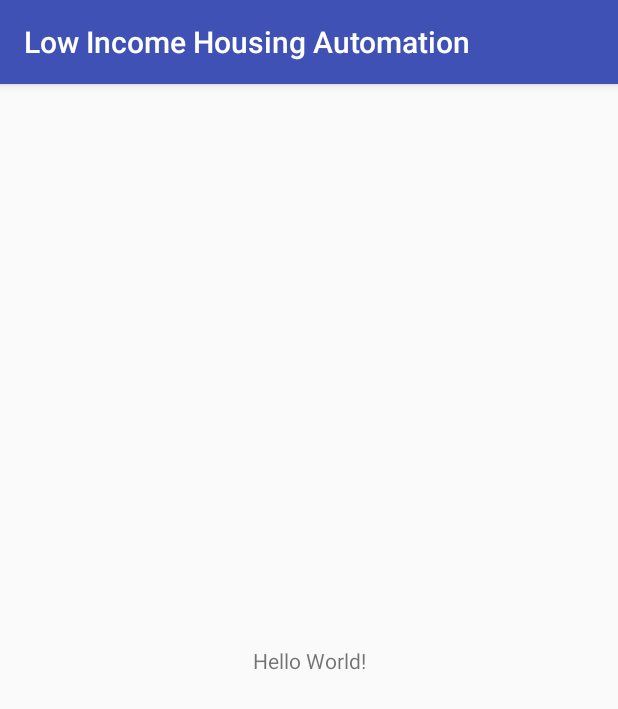
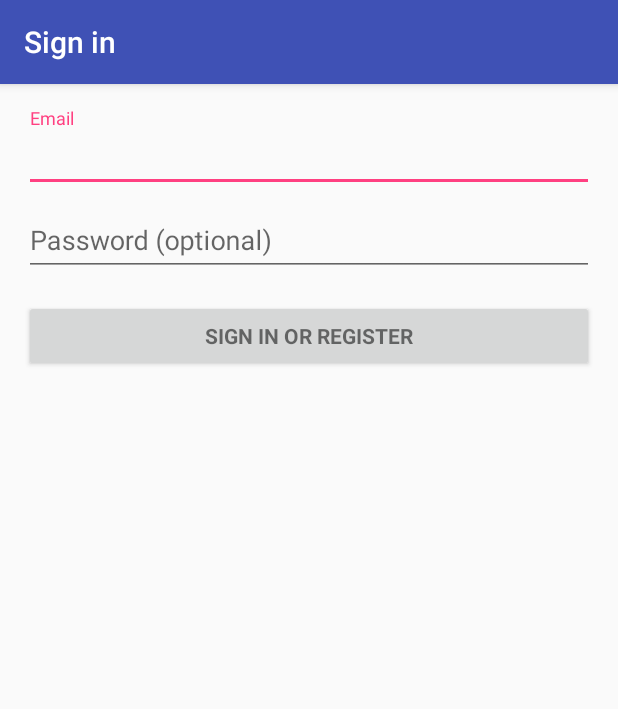
Before and after one commit to TP0948/Senior-Design-Automation, an Android app: the screen it shows after launch (MainActivity before the commit, LoginActivity after it), on a phone screen of 412 x 824 dp. Shown: the top 709 px of the screen. Run offline under Robolectric (Android 15) with nearby library versions, the light colour scheme and no system bars; 2 statements that could not run were skipped.

Commit message:
Added Login Page

```diff
--- a/Mobile Android App/app/build.gradle
+++ b/Mobile Android App/app/build.gradle
@@ -22,6 +22,7 @@
     implementation fileTree(dir: 'libs', include: ['*.jar'])
     implementation 'com.android.support:appcompat-v7:26.1.0'
     implementation 'com.android.support.constraint:constraint-layout:1.0.2'
+    implementation 'com.android.support:design:26.1.0'
     testImplementation 'junit:junit:4.12'
     androidTestImplementation 'com.android.support.test:runner:1.0.1'
     androidTestImplementation 'com.android.support.test.espresso:espresso-core:3.0.1'
--- /dev/null
+++ b/Mobile Android App/app/src/main/java/jwallace/lowincomehousingautomation/LoginActivity.java
@@ -0,0 +1,352 @@
+package jwallace.lowincomehousingautomation;
+
+import android.animation.Animator;
+import android.animation.AnimatorListenerAdapter;
+import android.annotation.TargetApi;
+import android.content.Intent;
+import android.content.pm.PackageManager;
+import android.support.annotation.NonNull;
+import android.support.design.widget.Snackbar;
+import android.support.v7.app.AppCompatActivity;
+import android.app.LoaderManager.LoaderCallbacks;
+
+import android.content.CursorLoader;
+import android.content.Loader;
+import android.database.Cursor;
+import android.net.Uri;
+import android.os.AsyncTask;
+
+import android.os.Build;
+import android.os.Bundle;
+import android.provider.ContactsContract;
+import android.text.TextUtils;
+import android.view.KeyEvent;
+import android.view.View;
+import android.view.View.OnClickListener;
+import android.view.inputmethod.EditorInfo;
+import android.widget.ArrayAdapter;
+import android.widget.AutoCompleteTextView;
+import android.widget.Button;
+import android.widget.EditText;
+import android.widget.TextView;
+
+import java.util.ArrayList;
+import java.util.List;
+
+import static android.Manifest.permission.READ_CONTACTS;
+
+/**
+ * A login screen that offers login via email/password.
+ */
+public class LoginActivity extends AppCompatActivity implements LoaderCallbacks<Cursor> {
+
+    /**
+     * Id to identity READ_CONTACTS permission request.
+     */
+    private static final int REQUEST_READ_CONTACTS = 0;
+
+    /**
+     * A dummy authentication store containing known user names and passwords.
+     * TODO: remove after connecting to a real authentication system.
+     */
+    private static final String[] DUMMY_CREDENTIALS = new String[]{
+            "foo@example.com:hello", "bar@example.com:world"
+    };
+    /**
+     * Keep track of the login task to ensure we can cancel it if requested.
+     */
+    private UserLoginTask mAuthTask = null;
+
+    // UI references.
+    private AutoCompleteTextView mEmailView;
+    private EditText mPasswordView;
+    private View mProgressView;
+    private View mLoginFormView;
+
+    @Override
+    protected void onCreate(Bundle savedInstanceState) {
+        super.onCreate(savedInstanceState);
+        setContentView(R.layout.activity_login);
+        // Set up the login form.
+        mEmailView = (AutoCompleteTextView) findViewById(R.id.email);
+        populateAutoComplete();
+
+        mPasswordView = (EditText) findViewById(R.id.password);
+        mPasswordView.setOnEditorActionListener(new TextView.OnEditorActionListener() {
+            @Override
+            public boolean onEditorAction(TextView textView, int id, KeyEvent keyEvent) {
+                if (id == EditorInfo.IME_ACTION_DONE || id == EditorInfo.IME_NULL) {
+                    attemptLogin();
+                    return true;
+                }
+                return false;
+            }
+        });
+
+        Button mEmailSignInButton = (Button) findViewById(R.id.email_sign_in_button);
+        mEmailSignInButton.setOnClickListener(new OnClickListener() {
+            @Override
+            public void onClick(View view) {
+                attemptLogin();
+            }
+        });
+
+        mLoginFormView = findViewById(R.id.login_form);
+        mProgressView = findViewById(R.id.login_progress);
+    }
+
+    private void populateAutoComplete() {
+        if (!mayRequestContacts()) {
+            return;
+        }
+
+        getLoaderManager().initLoader(0, null, this);
+    }
+
+    private boolean mayRequestContacts() {
+        if (Build.VERSION.SDK_INT < Build.VERSION_CODES.M) {
+            return true;
+        }
+        if (checkSelfPermission(READ_CONTACTS) == PackageManager.PERMISSION_GRANTED) {
+            return true;
+        }
+        if (shouldShowRequestPermissionRationale(READ_CONTACTS)) {
+            Snackbar.make(mEmailView, R.string.permission_rationale, Snackbar.LENGTH_INDEFINITE)
+                    .setAction(android.R.string.ok, new View.OnClickListener() {
+                        @Override
+                        @TargetApi(Build.VERSION_CODES.M)
+                        public void onClick(View v) {
+                            requestPermissions(new String[]{READ_CONTACTS}, REQUEST_READ_CONTACTS);
+                        }
+                    });
+        } else {
+            requestPermissions(new String[]{READ_CONTACTS}, REQUEST_READ_CONTACTS);
+        }
+        return false;
+    }
+
+    /**
+     * Callback received when a permissions request has been completed.
+     */
+    @Override
+    public void onRequestPermissionsResult(int requestCode, @NonNull String[] permissions,
+                                           @NonNull int[] grantResults) {
+        if (requestCode == REQUEST_READ_CONTACTS) {
+            if (grantResults.length == 1 && grantResults[0] == PackageManager.PERMISSION_GRANTED) {
+                populateAutoComplete();
+            }
+        }
+    }
+
+
+    /**
+     * Attempts to sign in or register the account specified by the login form.
+     * If there are form errors (invalid email, missing fields, etc.), the
+     * errors are presented and no actual login attempt is made.
+     */
+    private void attemptLogin() {
+        if (mAuthTask != null) {
+            return;
+        }
+
+        // Reset errors.
+        mEmailView.setError(null);
+        mPasswordView.setError(null);
+
+        // Store values at the time of the login attempt.
+        String email = mEmailView.getText().toString();
+        String password = mPasswordView.getText().toString();
+
+        boolean cancel = false;
+        View focusView = null;
+
+        // Check for a valid password, if the user entered one.
+        if (!TextUtils.isEmpty(password) && !isPasswordValid(password)) {
+            mPasswordView.setError(getString(R.string.error_invalid_password));
+            focusView = mPasswordView;
+            cancel = true;
+        }
+
+        // Check for a valid email address.
+        if (TextUtils.isEmpty(email)) {
+            mEmailView.setError(getString(R.string.error_field_required));
+            focusView = mEmailView;
+            cancel = true;
+        } else if (!isEmailValid(email)) {
+            mEmailView.setError(getString(R.string.error_invalid_email));
+            focusView = mEmailView;
+            cancel = true;
+        }
+
+        if (cancel) {
+            // There was an error; don't attempt login and focus the first
+            // form field with an error.
+            focusView.requestFocus();
+        } else {
+            // Show a progress spinner, and kick off a background task to
+            // perform the user login attempt.
+            showProgress(true);
+            mAuthTask = new UserLoginTask(email, password);
+            mAuthTask.execute((Void) null);
+        }
+    }
+
+    private boolean isEmailValid(String email) {
+        //TODO: Replace this with your own logic
+        return email.contains("@");
+    }
+
+    private boolean isPasswordValid(String password) {
+        //TODO: Replace this with your own logic
+        return password.length() > 4;
+    }
+
+    /**
+     * Shows the progress UI and hides the login form.
+     */
+    @TargetApi(Build.VERSION_CODES.HONEYCOMB_MR2)
+    private void showProgress(final boolean show) {
+        // On Honeycomb MR2 we have the ViewPropertyAnimator APIs, which allow
+        // for very easy animations. If available, use these APIs to fade-in
+        // the progress spinner.
+        if (Build.VERSION.SDK_INT >= Build.VERSION_CODES.HONEYCOMB_MR2) {
+            int shortAnimTime = getResources().getInteger(android.R.integer.config_shortAnimTime);
+
+            mLoginFormView.setVisibility(show ? View.GONE : View.VISIBLE);
+            mLoginFormView.animate().setDuration(shortAnimTime).alpha(
+                    show ? 0 : 1).setListener(new AnimatorListenerAdapter() {
+                @Override
+                public void onAnimationEnd(Animator animation) {
+                    mLoginFormView.setVisibility(show ? View.GONE : View.VISIBLE);
+                }
+            });
+
+            mProgressView.setVisibility(show ? View.VISIBLE : View.GONE);
+            mProgressView.animate().setDuration(shortAnimTime).alpha(
+                    show ? 1 : 0).setListener(new AnimatorListenerAdapter() {
+                @Override
+                public void onAnimationEnd(Animator animation) {
+                    mProgressView.setVisibility(show ? View.VISIBLE : View.GONE);
+                }
+            });
+        } else {
+            // The ViewPropertyAnimator APIs are not available, so simply show
+            // and hide the relevant UI components.
+            mProgressView.setVisibility(show ? View.VISIBLE : View.GONE);
+            mLoginFormView.setVisibility(show ? View.GONE : View.VISIBLE);
+        }
+    }
+
+    @Override
+    public Loader<Cursor> onCreateLoader(int i, Bundle bundle) {
+        return new CursorLoader(this,
+                // Retrieve data rows for the device user's 'profile' contact.
+                Uri.withAppendedPath(ContactsContract.Profile.CONTENT_URI,
+                        ContactsContract.Contacts.Data.CONTENT_DIRECTORY), ProfileQuery.PROJECTION,
+
+                // Select only email addresses.
+                ContactsContract.Contacts.Data.MIMETYPE +
+                        " = ?", new String[]{ContactsContract.CommonDataKinds.Email
+                .CONTENT_ITEM_TYPE},
+
+                // Show primary email addresses first. Note that there won't be
+                // a primary email address if the user hasn't specified one.
+                ContactsContract.Contacts.Data.IS_PRIMARY + " DESC");
+    }
+
+    @Override
+    public void onLoadFinished(Loader<Cursor> cursorLoader, Cursor cursor) {
+        List<String> emails = new ArrayList<>();
+        cursor.moveToFirst();
+        while (!cursor.isAfterLast()) {
+            emails.add(cursor.getString(ProfileQuery.ADDRESS));
+            cursor.moveToNext();
+        }
+
+        addEmailsToAutoComplete(emails);
+    }
+
+    @Override
+    public void onLoaderReset(Loader<Cursor> cursorLoader) {
+
+    }
+
+    private void addEmailsToAutoComplete(List<String> emailAddressCollection) {
+        //Create adapter to tell the AutoCompleteTextView what to show in its dropdown list.
+        ArrayAdapter<String> adapter =
+                new ArrayAdapter<>(LoginActivity.this,
+                        android.R.layout.simple_dropdown_item_1line, emailAddressCollection);
+
+        mEmailView.setAdapter(adapter);
+    }
+
+
+    private interface ProfileQuery {
+        String[] PROJECTION = {
+                ContactsContract.CommonDataKinds.Email.ADDRESS,
+                ContactsContract.CommonDataKinds.Email.IS_PRIMARY,
+        };
+
+        int ADDRESS = 0;
+        int IS_PRIMARY = 1;
+    }
+
+    /**
+     * Represents an asynchronous login/registration task used to authenticate
+     * the user.
+     */
+    public class UserLoginTask extends AsyncTask<Void, Void, Boolean> {
+
+        private final String mEmail;
+        private final String mPassword;
+
+        UserLoginTask(String email, String password) {
+            mEmail = email;
+            mPassword = password;
+        }
+
+        @Override
+        protected Boolean doInBackground(Void... params) {
+            // TODO: attempt authentication against a network service.
+
+            try {
+                // Simulate network access.
+                Thread.sleep(2000);
+            } catch (InterruptedException e) {
+                return false;
+            }
+
+            for (String credential : DUMMY_CREDENTIALS) {
+                String[] pieces = credential.split(":");
+                if (pieces[0].equals(mEmail)) {
+                    // Account exists, return true if the password matches.
+                    return pieces[1].equals(mPassword);
+                }
+            }
+
+            // TODO: register the new account here.
+            return false;   //changed - jeff
+        }
+
+        @Override
+        protected void onPostExecute(final Boolean success) {
+            mAuthTask = null;
+            showProgress(false);
+
+            if (success) {
+                finish();
+                Intent myIntent = new Intent (LoginActivity.this,MainActivity.class);
+                LoginActivity.this.startActivity(myIntent);
+            } else {
+                mPasswordView.setError(getString(R.string.error_incorrect_password));
+                mPasswordView.requestFocus();
+            }
+        }
+
+        @Override
+        protected void onCancelled() {
+            mAuthTask = null;
+            showProgress(false);
+        }
+    }
+}
--- /dev/null
+++ b/Mobile Android App/app/src/main/res/layout/activity_login.xml
@@ -0,0 +1,77 @@
+<LinearLayout xmlns:android="http://schemas.android.com/apk/res/android"
+    xmlns:tools="http://schemas.android.com/tools"
+    android:layout_width="match_parent"
+    android:layout_height="match_parent"
+    android:gravity="center_horizontal"
+    android:orientation="vertical"
+    android:paddingBottom="@dimen/activity_vertical_margin"
+    android:paddingLeft="@dimen/activity_horizontal_margin"
+    android:paddingRight="@dimen/activity_horizontal_margin"
+    android:paddingTop="@dimen/activity_vertical_margin"
+    tools:context="jwallace.lowincomehousingautomation.LoginActivity">
+
+    <!-- Login progress -->
+    <ProgressBar
+        android:id="@+id/login_progress"
+        style="?android:attr/progressBarStyleLarge"
+        android:layout_width="wrap_content"
+        android:layout_height="wrap_content"
+        android:layout_marginBottom="8dp"
+        android:visibility="gone" />
+
+    <ScrollView
+        android:id="@+id/login_form"
+        android:layout_width="match_parent"
+        android:layout_height="match_parent">
+
+        <LinearLayout
+            android:id="@+id/email_login_form"
+            android:layout_width="match_parent"
+            android:layout_height="wrap_content"
+            android:orientation="vertical">
+
+            <android.support.design.widget.TextInputLayout
+                android:layout_width="match_parent"
+                android:layout_height="wrap_content">
+
+                <AutoCompleteTextView
+                    android:id="@+id/email"
+                    android:layout_width="match_parent"
+                    android:layout_height="wrap_content"
+                    android:hint="@string/prompt_email"
+                    android:inputType="textEmailAddress"
+                    android:maxLines="1"
+                    android:singleLine="true" />
+
+            </android.support.design.widget.TextInputLayout>
+
+            <android.support.design.widget.TextInputLayout
+                android:layout_width="match_parent"
+                android:layout_height="wrap_content">
+
+                <EditText
+                    android:id="@+id/password"
+                    android:layout_width="match_parent"
+                    android:layout_height="wrap_content"
+                    android:hint="@string/prompt_password"
+                    android:imeActionId="6"
+                    android:imeActionLabel="@string/action_sign_in_short"
+                    android:imeOptions="actionUnspecified"
+                    android:inputType="textPassword"
+                    android:maxLines="1"
+                    android:singleLine="true" />
+
+            </android.support.design.widget.TextInputLayout>
+
+            <Button
+                android:id="@+id/email_sign_in_button"
+                style="?android:textAppearanceSmall"
+                android:layout_width="match_parent"
+                android:layout_height="wrap_content"
+                android:layout_marginTop="16dp"
+                android:text="@string/action_sign_in"
+                android:textStyle="bold" />
+
+        </LinearLayout>
+    </ScrollView>
+</LinearLayout>
--- /dev/null
+++ b/Mobile Android App/app/src/main/res/values/dimens.xml
@@ -0,0 +1,5 @@
+<resources>
+    <!-- Default screen margins, per the Android Design guidelines. -->
+    <dimen name="activity_horizontal_margin">16dp</dimen>
+    <dimen name="activity_vertical_margin">16dp</dimen>
+</resources>
--- a/Mobile Android App/app/src/main/res/values/strings.xml
+++ b/Mobile Android App/app/src/main/res/values/strings.xml
@@ -1,3 +1,17 @@
 <resources>
     <string name="app_name">Low Income Housing Automation</string>
+    <string name="title_activity_login">Sign in</string>
+
+    <!-- Strings related to login -->
+    <string name="prompt_email">Email</string>
+    <string name="prompt_password">Password (optional)</string>
+    <string name="action_sign_in">Sign in or register</string>
+    <string name="action_sign_in_short">Sign in</string>
+    <string name="error_invalid_email">This email address is invalid</string>
+    <string name="error_invalid_password">This password is too short</string>
+    <string name="error_incorrect_password">This password is incorrect</string>
+    <string name="error_field_required">This field is required</string>
+    <string name="permission_rationale">"Contacts permissions are needed for providing email
+        completions."
+    </string>
 </resources>
```
Also changed, not shown: Mobile Android App/app/src/main/AndroidManifest.xml (+9 -3 lines).
